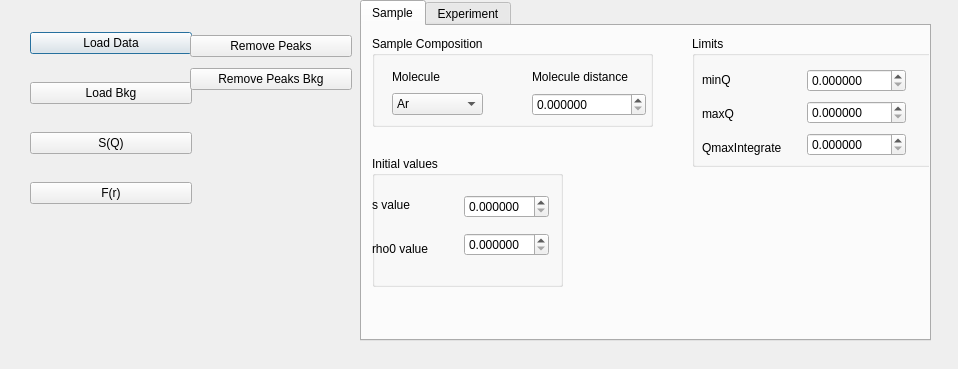
Above: modules/gui/gui.ui from Gaozmmm/LASDiA before the change. Below: the same form after it.
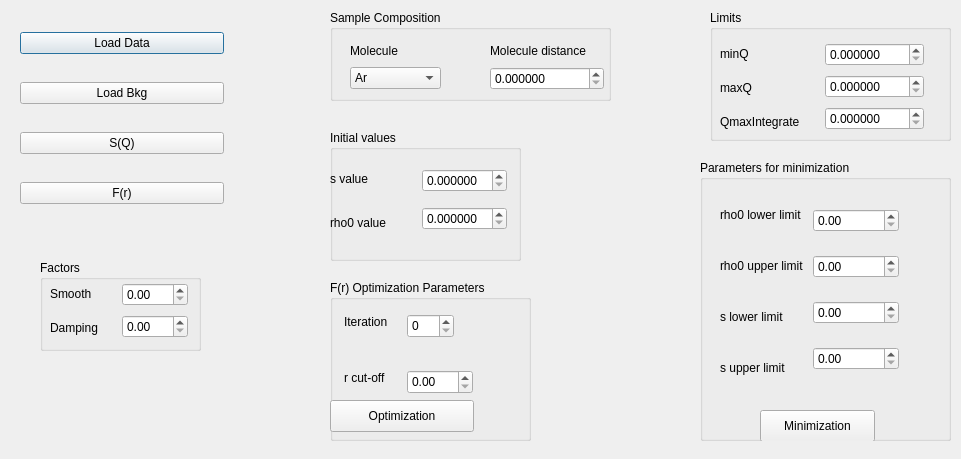
That is the form after the change. The open tabs and pages were chosen to show the change.

The edit to the form file:
```diff
--- a/modules/gui/gui.ui
+++ b/modules/gui/gui.ui
@@ -6,8 +6,8 @@
    <rect>
     <x>0</x>
     <y>0</y>
-    <width>958</width>
-    <height>369</height>
+    <width>961</width>
+    <height>459</height>
    </rect>
   </property>
   <property name="windowTitle">
@@ -16,9 +16,9 @@
   <widget class="QWidget" name="layoutWidget">
    <property name="geometry">
     <rect>
-     <x>30</x>
+     <x>20</x>
      <y>10</y>
-     <width>162</width>
+     <width>204</width>
      <height>218</height>
     </rect>
    </property>
@@ -53,281 +53,11 @@
     </item>
    </layout>
   </widget>
-  <widget class="QTabWidget" name="tabWidget">
-   <property name="geometry">
-    <rect>
-     <x>360</x>
-     <y>0</y>
-     <width>571</width>
-     <height>341</height>
-    </rect>
-   </property>
-   <property name="toolTip">
-    <string>&lt;html&gt;&lt;head/&gt;&lt;body&gt;&lt;p&gt;&lt;br/&gt;&lt;/p&gt;&lt;/body&gt;&lt;/html&gt;</string>
-   </property>
-   <property name="currentIndex">
-    <number>1</number>
-   </property>
-   <widget class="QWidget" name="Sample">
-    <attribute name="title">
-     <string>Sample</string>
-    </attribute>
-    <widget class="QGroupBox" name="groupBox_5">
-     <property name="geometry">
-      <rect>
-       <x>10</x>
-       <y>10</y>
-       <width>281</width>
-       <height>91</height>
-      </rect>
-     </property>
-     <property name="title">
-      <string>Sample Composition</string>
-     </property>
-     <widget class="QWidget" name="verticalLayoutWidget">
-      <property name="geometry">
-       <rect>
-        <x>160</x>
-        <y>30</y>
-        <width>114</width>
-        <height>50</height>
-       </rect>
-      </property>
-      <layout class="QVBoxLayout" name="verticalLayout_10">
-       <item>
-        <widget class="QLabel" name="label">
-         <property name="text">
-          <string>Molecule distance</string>
-         </property>
-        </widget>
-       </item>
-       <item>
-        <widget class="QDoubleSpinBox" name="molDistance">
-         <property name="locale">
-          <locale language="C" country="AnyCountry"/>
-         </property>
-         <property name="decimals">
-          <number>6</number>
-         </property>
-         <property name="maximum">
-          <double>99.999999000000003</double>
-         </property>
-        </widget>
-       </item>
-      </layout>
-     </widget>
-     <widget class="QWidget" name="verticalLayoutWidget_2">
-      <property name="geometry">
-       <rect>
-        <x>20</x>
-        <y>30</y>
-        <width>91</width>
-        <height>49</height>
-       </rect>
-      </property>
-      <layout class="QVBoxLayout" name="verticalLayout_11">
-       <item>
-        <widget class="QLabel" name="label_17">
-         <property name="text">
-          <string>Molecule</string>
-         </property>
-        </widget>
-       </item>
-       <item>
-        <widget class="QComboBox" name="Molecule">
-         <item>
-          <property name="text">
-           <string>Ar</string>
-          </property>
-         </item>
-         <item>
-          <property name="text">
-           <string>CO2</string>
-          </property>
-         </item>
-         <item>
-          <property name="text">
-           <string>N2</string>
-          </property>
-         </item>
-        </widget>
-       </item>
-      </layout>
-     </widget>
-    </widget>
-    <widget class="QGroupBox" name="groupBox_3">
-     <property name="geometry">
-      <rect>
-       <x>10</x>
-       <y>130</y>
-       <width>191</width>
-       <height>131</height>
-      </rect>
-     </property>
-     <property name="title">
-      <string>Initial values</string>
-     </property>
-     <widget class="QWidget" name="layoutWidget">
-      <property name="geometry">
-       <rect>
-        <x>0</x>
-        <y>30</y>
-        <width>177</width>
-        <height>81</height>
-       </rect>
-      </property>
-      <layout class="QHBoxLayout" name="horizontalLayout_2">
-       <item>
-        <layout class="QVBoxLayout" name="verticalLayout_4">
-         <item>
-          <widget class="QLabel" name="label_15">
-           <property name="text">
-            <string>s value</string>
-           </property>
-          </widget>
-         </item>
-         <item>
-          <widget class="QLabel" name="label_16">
-           <property name="text">
-            <string>rho0 value</string>
-           </property>
-          </widget>
-         </item>
-        </layout>
-       </item>
-       <item>
-        <layout class="QVBoxLayout" name="verticalLayout_5">
-         <item>
-          <widget class="QDoubleSpinBox" name="sValue">
-           <property name="locale">
-            <locale language="C" country="AnyCountry"/>
-           </property>
-           <property name="decimals">
-            <number>6</number>
-           </property>
-           <property name="maximum">
-            <double>99.999999000000003</double>
-           </property>
-          </widget>
-         </item>
-         <item>
-          <widget class="QDoubleSpinBox" name="rho0Value">
-           <property name="locale">
-            <locale language="C" country="AnyCountry"/>
-           </property>
-           <property name="decimals">
-            <number>6</number>
-           </property>
-          </widget>
-         </item>
-        </layout>
-       </item>
-      </layout>
-     </widget>
-    </widget>
-    <widget class="QGroupBox" name="groupBox_6">
-     <property name="geometry">
-      <rect>
-       <x>330</x>
-       <y>10</y>
-       <width>241</width>
-       <height>131</height>
-      </rect>
-     </property>
-     <property name="title">
-      <string>Limits</string>
-     </property>
-     <widget class="QWidget" name="">
-      <property name="geometry">
-       <rect>
-        <x>10</x>
-        <y>30</y>
-        <width>204</width>
-        <height>96</height>
-       </rect>
-      </property>
-      <layout class="QHBoxLayout" name="horizontalLayout_4">
-       <item>
-        <layout class="QVBoxLayout" name="verticalLayout_7">
-         <item>
-          <widget class="QLabel" name="label_2">
-           <property name="text">
-            <string>minQ</string>
-           </property>
-          </widget>
-         </item>
-         <item>
-          <widget class="QLabel" name="label_3">
-           <property name="text">
-            <string>maxQ</string>
-           </property>
-          </widget>
-         </item>
-         <item>
-          <widget class="QLabel" name="label_4">
-           <property name="text">
-            <string>QmaxIntegrate</string>
-           </property>
-          </widget>
-         </item>
-        </layout>
-       </item>
-       <item>
-        <layout class="QVBoxLayout" name="verticalLayout_8">
-         <item>
-          <widget class="QDoubleSpinBox" name="minQ">
-           <property name="locale">
-            <locale language="C" country="AnyCountry"/>
-           </property>
-           <property name="decimals">
-            <number>6</number>
-           </property>
-           <property name="maximum">
-            <double>99.999999000000003</double>
-           </property>
-          </widget>
-         </item>
-         <item>
-          <widget class="QDoubleSpinBox" name="maxQ">
-           <property name="locale">
-            <locale language="C" country="AnyCountry"/>
-           </property>
-           <property name="decimals">
-            <number>6</number>
-           </property>
-           <property name="maximum">
-            <double>99.999999000000003</double>
-           </property>
-          </widget>
-         </item>
-         <item>
-          <widget class="QDoubleSpinBox" name="QmaxIntegrate">
-           <property name="locale">
-            <locale language="C" country="AnyCountry"/>
-           </property>
-           <property name="decimals">
-            <number>6</number>
-           </property>
-           <property name="maximum">
-            <double>99.999999000000003</double>
-           </property>
-          </widget>
-         </item>
-        </layout>
-       </item>
-      </layout>
-     </widget>
-    </widget>
-   </widget>
-   <widget class="QWidget" name="Experiment">
-    <attribute name="title">
-     <string>Experiment</string>
-    </attribute>
     <widget class="QGroupBox" name="groupBox_2">
      <property name="geometry">
       <rect>
-       <x>10</x>
-       <y>10</y>
+     <x>330</x>
+     <y>280</y>
        <width>201</width>
        <height>161</height>
       </rect>
@@ -401,8 +131,8 @@
     <widget class="QGroupBox" name="groupBox">
      <property name="geometry">
       <rect>
-       <x>300</x>
-       <y>10</y>
+     <x>700</x>
+     <y>160</y>
        <width>251</width>
        <height>281</height>
       </rect>
@@ -500,72 +230,324 @@
       </layout>
      </widget>
     </widget>
+  <widget class="QGroupBox" name="groupBox_5">
+   <property name="geometry">
+    <rect>
+     <x>330</x>
+     <y>10</y>
+     <width>281</width>
+     <height>91</height>
+    </rect>
+   </property>
+   <property name="title">
+    <string>Sample Composition</string>
+   </property>
+   <widget class="QWidget" name="verticalLayoutWidget">
+    <property name="geometry">
+     <rect>
+      <x>160</x>
+      <y>30</y>
+      <width>114</width>
+      <height>50</height>
+     </rect>
+    </property>
+    <layout class="QVBoxLayout" name="verticalLayout_10">
+     <item>
+      <widget class="QLabel" name="label">
+       <property name="text">
+        <string>Molecule distance</string>
+       </property>
+      </widget>
+     </item>
+     <item>
+      <widget class="QDoubleSpinBox" name="molDistance">
+       <property name="locale">
+        <locale language="C" country="AnyCountry"/>
+       </property>
+       <property name="decimals">
+        <number>6</number>
+       </property>
+       <property name="maximum">
+        <double>99.999999000000003</double>
+       </property>
+      </widget>
+     </item>
+    </layout>
+   </widget>
+   <widget class="QWidget" name="verticalLayoutWidget_2">
+    <property name="geometry">
+     <rect>
+      <x>20</x>
+      <y>30</y>
+      <width>91</width>
+      <height>49</height>
+     </rect>
+    </property>
+    <layout class="QVBoxLayout" name="verticalLayout_11">
+     <item>
+      <widget class="QLabel" name="label_17">
+       <property name="text">
+        <string>Molecule</string>
+       </property>
+      </widget>
+     </item>
+     <item>
+      <widget class="QComboBox" name="Molecule">
+       <item>
+        <property name="text">
+         <string>Ar</string>
+        </property>
+       </item>
+       <item>
+        <property name="text">
+         <string>CO2</string>
+        </property>
+       </item>
+       <item>
+        <property name="text">
+         <string>N2</string>
+        </property>
+       </item>
+      </widget>
+     </item>
+    </layout>
+   </widget>
+  </widget>
+  <widget class="QGroupBox" name="groupBox_6">
+   <property name="geometry">
+    <rect>
+     <x>710</x>
+     <y>10</y>
+     <width>241</width>
+     <height>131</height>
+    </rect>
+   </property>
+   <property name="title">
+    <string>Limits</string>
+   </property>
+   <widget class="QWidget" name="layoutWidget">
+    <property name="geometry">
+     <rect>
+      <x>10</x>
+      <y>30</y>
+      <width>204</width>
+      <height>96</height>
+     </rect>
+    </property>
+    <layout class="QHBoxLayout" name="horizontalLayout_4">
+     <item>
+      <layout class="QVBoxLayout" name="verticalLayout_7">
+       <item>
+        <widget class="QLabel" name="label_2">
+         <property name="text">
+          <string>minQ</string>
+         </property>
+        </widget>
+       </item>
+       <item>
+        <widget class="QLabel" name="label_3">
+         <property name="text">
+          <string>maxQ</string>
+         </property>
+        </widget>
+       </item>
+       <item>
+        <widget class="QLabel" name="label_4">
+         <property name="text">
+          <string>QmaxIntegrate</string>
+         </property>
+        </widget>
+       </item>
+      </layout>
+     </item>
+     <item>
+      <layout class="QVBoxLayout" name="verticalLayout_8">
+       <item>
+        <widget class="QDoubleSpinBox" name="minQ">
+         <property name="locale">
+          <locale language="C" country="AnyCountry"/>
+         </property>
+         <property name="decimals">
+          <number>6</number>
+         </property>
+         <property name="maximum">
+          <double>99.999999000000003</double>
+         </property>
+        </widget>
+       </item>
+       <item>
+        <widget class="QDoubleSpinBox" name="maxQ">
+         <property name="locale">
+          <locale language="C" country="AnyCountry"/>
+         </property>
+         <property name="decimals">
+          <number>6</number>
+         </property>
+         <property name="maximum">
+          <double>99.999999000000003</double>
+         </property>
+        </widget>
+       </item>
+       <item>
+        <widget class="QDoubleSpinBox" name="QmaxIntegrate">
+         <property name="locale">
+          <locale language="C" country="AnyCountry"/>
+         </property>
+         <property name="decimals">
+          <number>6</number>
+         </property>
+         <property name="maximum">
+          <double>99.999999000000003</double>
+         </property>
+        </widget>
+       </item>
+      </layout>
+     </item>
+    </layout>
+   </widget>
+  </widget>
+  <widget class="QGroupBox" name="groupBox_3">
+   <property name="geometry">
+    <rect>
+     <x>330</x>
+     <y>130</y>
+     <width>191</width>
+     <height>131</height>
+    </rect>
+   </property>
+   <property name="title">
+    <string>Initial values</string>
+   </property>
+   <widget class="QWidget" name="layoutWidget">
+    <property name="geometry">
+     <rect>
+      <x>0</x>
+      <y>30</y>
+      <width>177</width>
+      <height>81</height>
+     </rect>
+    </property>
+    <layout class="QHBoxLayout" name="horizontalLayout_2">
+     <item>
+      <layout class="QVBoxLayout" name="verticalLayout_4">
+       <item>
+        <widget class="QLabel" name="label_15">
+         <property name="text">
+          <string>s value</string>
+         </property>
+        </widget>
+       </item>
+       <item>
+        <widget class="QLabel" name="label_16">
+         <property name="text">
+          <string>rho0 value</string>
+         </property>
+        </widget>
+       </item>
+      </layout>
+     </item>
+     <item>
+      <layout class="QVBoxLayout" name="verticalLayout_5">
+       <item>
+        <widget class="QDoubleSpinBox" name="sValue">
+         <property name="locale">
+          <locale language="C" country="AnyCountry"/>
+         </property>
+         <property name="decimals">
+          <number>6</number>
+         </property>
+         <property name="maximum">
+          <double>99.999999000000003</double>
+         </property>
+        </widget>
+       </item>
+       <item>
+        <widget class="QDoubleSpinBox" name="rho0Value">
+         <property name="locale">
+          <locale language="C" country="AnyCountry"/>
+         </property>
+         <property name="decimals">
+          <number>6</number>
+         </property>
+        </widget>
+       </item>
+      </layout>
+     </item>
+    </layout>
+   </widget>
+  </widget>
     <widget class="QGroupBox" name="groupBox_4">
      <property name="geometry">
       <rect>
-       <x>30</x>
-       <y>210</y>
+     <x>40</x>
+     <y>260</y>
        <width>161</width>
-       <height>71</height>
+     <height>91</height>
       </rect>
      </property>
      <property name="title">
-      <string>Formalism</string>
-     </property>
-     <widget class="QCheckBox" name="ALForm">
+    <string>Factors</string>
+   </property>
+   <widget class="QWidget" name="">
       <property name="geometry">
        <rect>
         <x>10</x>
         <y>20</y>
-        <width>137</width>
-        <height>20</height>
-       </rect>
-      </property>
+      <width>138</width>
+      <height>62</height>
+     </rect>
+    </property>
+    <layout class="QHBoxLayout" name="horizontalLayout_3">
+     <item>
+      <layout class="QVBoxLayout" name="verticalLayout_9">
+       <item>
+        <widget class="QLabel" name="label_5">
       <property name="text">
-       <string>Ashcroft-Langreth</string>
-      </property>
-     </widget>
-     <widget class="QCheckBox" name="FZForm">
-      <property name="geometry">
-       <rect>
-        <x>10</x>
-        <y>50</y>
-        <width>103</width>
-        <height>20</height>
-       </rect>
-      </property>
+          <string>Smooth</string>
+         </property>
+        </widget>
+       </item>
+       <item>
+        <widget class="QLabel" name="label_8">
       <property name="text">
-       <string>Faber-Ziman</string>
-      </property>
-     </widget>
-    </widget>
-   </widget>
-  </widget>
-  <widget class="QWidget" name="">
-   <property name="geometry">
-    <rect>
-     <x>190</x>
-     <y>30</y>
-     <width>162</width>
-     <height>66</height>
-    </rect>
-   </property>
+          <string>Damping</string>
+         </property>
+        </widget>
+       </item>
+      </layout>
+     </item>
+     <item>
    <layout class="QVBoxLayout" name="verticalLayout_6">
     <item>
-     <widget class="QPushButton" name="RemovePeaksData">
-      <property name="text">
-       <string>Remove Peaks</string>
+        <widget class="QDoubleSpinBox" name="smoothFactor">
+         <property name="locale">
+          <locale language="C" country="AnyCountry"/>
+         </property>
+         <property name="decimals">
+          <number>2</number>
+         </property>
+         <property name="maximum">
+          <double>99.989999999999995</double>
       </property>
      </widget>
     </item>
     <item>
-     <widget class="QPushButton" name="RemovePeaksBkg">
-      <property name="text">
-       <string>Remove Peaks Bkg</string>
-      </property>
+        <widget class="QDoubleSpinBox" name="dampingFactor">
+         <property name="locale">
+          <locale language="C" country="AnyCountry"/>
+         </property>
+         <property name="decimals">
+          <number>2</number>
+         </property>
+         <property name="maximum">
+          <double>99.989999999999995</double>
+         </property>
      </widget>
     </item>
    </layout>
+     </item>
+    </layout>
+   </widget>
   </widget>
  </widget>
  <resources/>
```
Left out of the diff: 2 changed lines with no effect on the pictures. Lines whose indentation alone changed are shown as unchanged.
